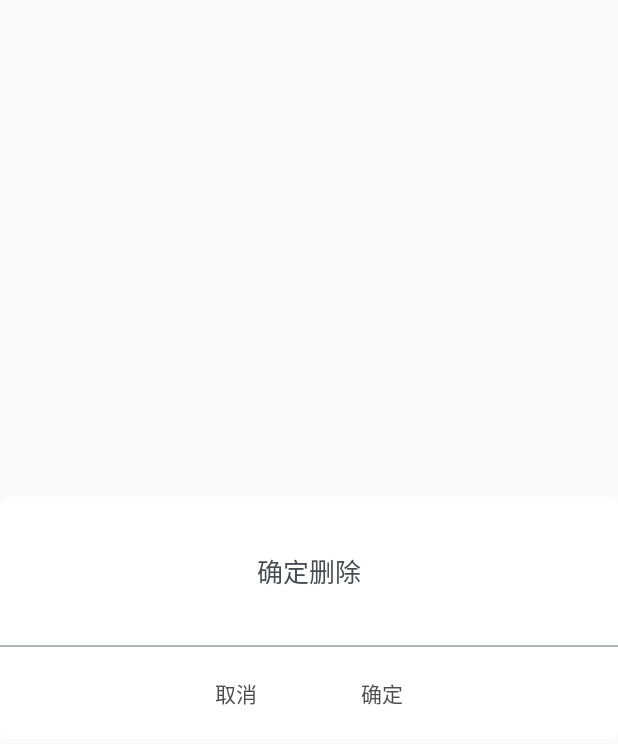
After one commit to zhuzhushang/CourseTable, an Android app: the layout dialog_exit_style.xml on its own in the app's theme, with its tools: preview values and no code run, on a phone screen of 412 x 824 dp. The commit adds this screen. Shown: the top 744 px of the screen. Run offline under Robolectric (Android 15) with nearby library versions, the phone set to English and light mode, and no system bars.

Commit message:
增加退出dialog

```diff
--- a/app/src/main/java/com/example/administrator/coursetable/activity/MainActivity.java
+++ b/app/src/main/java/com/example/administrator/coursetable/activity/MainActivity.java
@@ -46,6 +46,11 @@ public class MainActivity extends BaseActivity implements RadioGroup.OnCheckedCh
         dataInit();
         eventInit();
 
+    }
+
+    @Override
+    protected void onSaveInstanceState(Bundle outState) {
+//        super.onSaveInstanceState(outState);
     }
 
     private void ViewInit() {
--- a/app/src/main/java/com/example/administrator/coursetable/activity/WelcomeActivity.java
+++ b/app/src/main/java/com/example/administrator/coursetable/activity/WelcomeActivity.java
@@ -22,7 +22,7 @@ public class WelcomeActivity extends BaseActivity {
 
         mHandler = new Handler();
 
-        mHandler.postDelayed(runnable,5000);
+        mHandler.postDelayed(runnable,2000);
 
     }
 
--- a/app/src/main/java/com/example/administrator/coursetable/constants/Constants.java
+++ b/app/src/main/java/com/example/administrator/coursetable/constants/Constants.java
@@ -57,7 +57,11 @@ public class Constants {
     public final static String IS_ONCE_ADD_UP_CLASS_TIME_DATA = "is_once_add_up_class_time_data";
     public final static String IS_ONCE_ADD_COURSE_TABLE_DATA = "is_once_add_course_table_data";
 
-
+    //exitStyle
+    /*exitStyle  退出时*/
+    public final static int EXIT_STYLE_EXIT = 0x1001;
+    /*exitStyle  删除时*/
+    public final static int EXIT_STYLE_DELETE = 0x1002;
 
 
 }
--- /dev/null
+++ b/app/src/main/res/drawable/shape_exit_style_dialog.xml
@@ -0,0 +1,8 @@
+<?xml version="1.0" encoding="utf-8"?>
+<shape xmlns:android="http://schemas.android.com/apk/res/android">
+
+    <corners android:radius="6dp"/>
+    <solid android:color="@color/white"/>
+
+
+</shape>
--- a/app/src/main/res/layout/activity_main.xml
+++ b/app/src/main/res/layout/activity_main.xml
@@ -10,6 +10,7 @@
         android:id="@+id/tab_container"
         android:layout_width="match_parent"
         android:layout_height="100dp"
+        android:visibility="gone"
         android:background="@color/color_bg_light_blue"
         android:layout_alignParentBottom="true">
 
--- /dev/null
+++ b/app/src/main/res/layout/dialog_exit_style.xml
@@ -0,0 +1,71 @@
+<?xml version="1.0" encoding="utf-8"?>
+<LinearLayout xmlns:android="http://schemas.android.com/apk/res/android"
+              android:orientation="vertical"
+              android:layout_width="match_parent"
+              android:layout_height="match_parent"
+              android:gravity="center"
+    >
+
+    <RelativeLayout
+        android:layout_width="match_parent"
+        android:background="@drawable/shape_exit_style_dialog"
+        android:layout_height="wrap_content">
+
+        <TextView
+            android:id="@+id/type_name"
+            android:layout_width="wrap_content"
+            android:layout_height="wrap_content"
+            android:text="确定删除"
+            android:textSize="@dimen/textsize_max_plus"
+            android:textColor="@color/color_text_light_black"
+            android:layout_centerHorizontal="true"
+            android:paddingTop="36dp"
+            android:paddingBottom="36dp"
+            />
+
+        <View
+            android:id="@+id/divider"
+            android:layout_width="match_parent"
+            android:layout_height="1dp"
+            android:background="@color/color_divider_gray"
+            android:layout_below="@id/type_name"
+            />
+
+        <TextView
+            android:id="@+id/cancel"
+            android:layout_width="wrap_content"
+            android:layout_height="wrap_content"
+            android:textColor="@color/color_text_black"
+            android:textSize="@dimen/textsize_middle"
+            android:text="取消"
+            android:paddingLeft="30dp"
+            android:paddingTop="20dp"
+            android:paddingBottom="20dp"
+            android:gravity="center"
+            android:layout_toLeftOf="@id/type_name"
+            android:layout_below="@id/divider"
+            />
+
+
+        <TextView
+            android:id="@+id/confirm"
+            android:layout_width="wrap_content"
+            android:layout_height="wrap_content"
+            android:textColor="@color/color_text_black"
+            android:textSize="@dimen/textsize_middle"
+            android:text="确定"
+            android:layout_below="@id/divider"
+            android:paddingRight="30dp"
+            android:paddingTop="20dp"
+            android:paddingBottom="20dp"
+            android:gravity="center"
+            android:layout_toRightOf="@id/type_name"
+            />
+
+
+    </RelativeLayout>
+
+
+
+
+</LinearLayout>
--- a/app/src/main/res/layout/fragment_tab_3.xml
+++ b/app/src/main/res/layout/fragment_tab_3.xml
@@ -46,7 +46,6 @@
                 android:id="@+id/appbar_more"
                 style="@style/appbar_right_img"
                 android:paddingRight="10dp"
-                android:visibility="gone"
                 android:src="@mipmap/appbar_edit"
                 />
         </LinearLayout>
--- a/app/src/main/res/values/sqw_dimen.xml
+++ b/app/src/main/res/values/sqw_dimen.xml
@@ -30,7 +30,7 @@
     <!--中间间隔的高-->
     <dimen name="divider_heigth">16dp</dimen>
     <!--时间段tv ems 的间隔-->
-    <dimen name="time_interval_tv_ems_margin">48dp</dimen>
+    <dimen name="time_interval_tv_ems_margin">28dp</dimen>
 
 
     <!--课程表里面margin左右-->
```
Also changed, not shown: app/src/main/java/com/example/administrator/coursetable/abstracts/OnActionDown.java (added, +13 -0 lines), app/src/main/java/com/example/administrator/coursetable/activity/NotesActivity.java (+19 -1 lines), app/src/main/java/com/example/administrator/coursetable/dialog/ExitStyleDialog.java (added, +136 -0 lines), app/src/main/java/com/example/administrator/coursetable/fragment/TabThreeFragment.java (+7 -1 lines).
